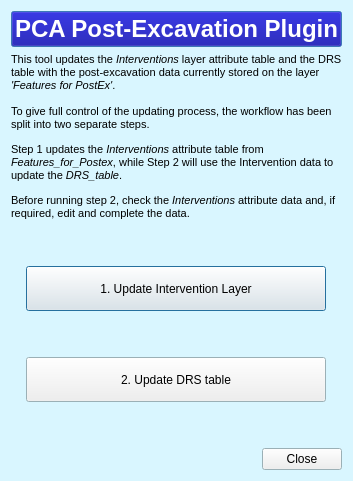
Qt form PCA_PostExcavation/pca_postex_ChooseDRSUpdateStep_dialog_base.ui (PCA-Geodata/PCA-PostExcavation-QGIS-Plugin) before a commit.
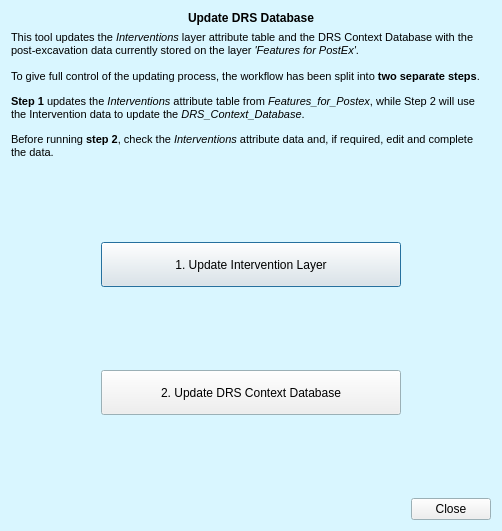
The same form after that commit. Icons and pictures are not drawn.

What changed in the file:
```diff
--- a/PCA_PostExcavation/pca_postex_ChooseDRSUpdateStep_dialog_base.ui
+++ b/PCA_PostExcavation/pca_postex_ChooseDRSUpdateStep_dialog_base.ui
@@ -9,8 +9,8 @@
    <rect>
     <x>0</x>
     <y>0</y>
-    <width>559</width>
-    <height>513</height>
+    <width>502</width>
+    <height>531</height>
    </rect>
   </property>
   <property name="sizePolicy">
@@ -101,348 +101,70 @@
   <property name="windowTitle">
    <string>PCA PostExcavation Plugin</string>
   </property>
-  <layout class="QGridLayout" name="gridLayout">
-   <property name="sizeConstraint">
-    <enum>QLayout::SetFixedSize</enum>
-   </property>
-   <item row="0" column="0">
+  <layout class="QVBoxLayout" name="verticalLayout_2">
+   <item>
     <layout class="QVBoxLayout" name="verticalLayout">
      <item>
-      <widget class="QPushButton" name="pushButton">
-       <property name="sizePolicy">
-        <sizepolicy hsizetype="Minimum" vsizetype="Fixed">
-         <horstretch>0</horstretch>
-         <verstretch>0</verstretch>
-        </sizepolicy>
-       </property>
-       <property name="palette">
-        <palette>
-         <active>
-          <colorrole role="Button">
-           <brush brushstyle="SolidPattern">
-            <color alpha="255">
-             <red>0</red>
-             <green>0</green>
-             <blue>153</blue>
-            </color>
-           </brush>
-          </colorrole>
-          <colorrole role="Light">
-           <brush brushstyle="SolidPattern">
-            <color alpha="255">
-             <red>0</red>
-             <green>0</green>
-             <blue>147</blue>
-            </color>
-           </brush>
-          </colorrole>
-          <colorrole role="Dark">
-           <brush brushstyle="SolidPattern">
-            <color alpha="255">
-             <red>0</red>
-             <green>0</green>
-             <blue>153</blue>
-            </color>
-           </brush>
-          </colorrole>
-          <colorrole role="Mid">
-           <brush brushstyle="SolidPattern">
-            <color alpha="255">
-             <red>0</red>
-             <green>0</green>
-             <blue>147</blue>
-            </color>
-           </brush>
-          </colorrole>
-          <colorrole role="Text">
-           <brush brushstyle="SolidPattern">
-            <color alpha="255">
-             <red>0</red>
-             <green>0</green>
-             <blue>0</blue>
-            </color>
-           </brush>
-          </colorrole>
-          <colorrole role="BrightText">
-           <brush brushstyle="SolidPattern">
-            <color alpha="255">
-             <red>85</red>
-             <green>255</green>
-             <blue>0</blue>
-            </color>
-           </brush>
-          </colorrole>
-          <colorrole role="ButtonText">
-           <brush brushstyle="SolidPattern">
-            <color alpha="255">
-             <red>255</red>
-             <green>255</green>
-             <blue>255</blue>
-            </color>
-           </brush>
-          </colorrole>
-          <colorrole role="Base">
-           <brush brushstyle="SolidPattern">
-            <color alpha="255">
-             <red>0</red>
-             <green>0</green>
-             <blue>141</blue>
-            </color>
-           </brush>
-          </colorrole>
-          <colorrole role="Window">
-           <brush brushstyle="SolidPattern">
-            <color alpha="255">
-             <red>85</red>
-             <green>170</green>
-             <blue>255</blue>
-            </color>
-           </brush>
-          </colorrole>
-          <colorrole role="Shadow">
-           <brush brushstyle="SolidPattern">
-            <color alpha="255">
-             <red>0</red>
-             <green>0</green>
-             <blue>146</blue>
-            </color>
-           </brush>
-          </colorrole>
-          <colorrole role="PlaceholderText">
-           <brush brushstyle="SolidPattern">
-            <color alpha="128">
-             <red>0</red>
-             <green>0</green>
-             <blue>0</blue>
-            </color>
-           </brush>
-          </colorrole>
-         </active>
-         <inactive>
-          <colorrole role="Button">
-           <brush brushstyle="SolidPattern">
-            <color alpha="255">
-             <red>0</red>
-             <green>0</green>
-             <blue>153</blue>
-            </color>
-           </brush>
-          </colorrole>
-          <colorrole role="Light">
-           <brush brushstyle="SolidPattern">
-            <color alpha="255">
-             <red>0</red>
-             <green>0</green>
-             <blue>147</blue>
-            </color>
-           </brush>
-          </colorrole>
-          <colorrole role="Dark">
-           <brush brushstyle="SolidPattern">
-            <color alpha="255">
-             <red>0</red>
-             <green>0</green>
-             <blue>153</blue>
-            </color>
-           </brush>
-          </colorrole>
-          <colorrole role="Mid">
-           <brush brushstyle="SolidPattern">
-            <color alpha="255">
-             <red>0</red>
-             <green>0</green>
-             <blue>147</blue>
-            </color>
-           </brush>
-          </colorrole>
-          <colorrole role="Text">
-           <brush brushstyle="SolidPattern">
-            <color alpha="255">
-             <red>0</red>
-             <green>0</green>
-             <blue>0</blue>
-            </color>
-           </brush>
-          </colorrole>
-          <colorrole role="BrightText">
-           <brush brushstyle="SolidPattern">
-            <color alpha="255">
-             <red>85</red>
-             <green>255</green>
-             <blue>0</blue>
-            </color>
-           </brush>
-          </colorrole>
-          <colorrole role="ButtonText">
-           <brush brushstyle="SolidPattern">
-            <color alpha="255">
-             <red>255</red>
-             <green>255</green>
-             <blue>255</blue>
-            </color>
-           </brush>
-          </colorrole>
-          <colorrole role="Base">
-           <brush brushstyle="SolidPattern">
-            <color alpha="255">
-             <red>0</red>
-             <green>0</green>
-             <blue>141</blue>
-            </color>
-           </brush>
-          </colorrole>
-          <colorrole role="Window">
-           <brush brushstyle="SolidPattern">
-            <color alpha="255">
-             <red>85</red>
-             <green>170</green>
-             <blue>255</blue>
-            </color>
-           </brush>
-          </colorrole>
-          <colorrole role="Shadow">
-           <brush brushstyle="SolidPattern">
-            <color alpha="255">
-             <red>0</red>
-             <green>0</green>
-             <blue>146</blue>
-            </color>
-           </brush>
-          </colorrole>
-          <colorrole role="PlaceholderText">
-           <brush brushstyle="SolidPattern">
-            <color alpha="128">
-             <red>0</red>
-             <green>0</green>
-             <blue>0</blue>
-            </color>
-           </brush>
-          </colorrole>
-         </inactive>
-         <disabled>
-          <colorrole role="Button">
-           <brush brushstyle="SolidPattern">
-            <color alpha="255">
-             <red>0</red>
-             <green>0</green>
-             <blue>153</blue>
-            </color>
-           </brush>
-          </colorrole>
-          <colorrole role="Light">
-           <brush brushstyle="SolidPattern">
-            <color alpha="255">
-             <red>0</red>
-             <green>0</green>
-             <blue>147</blue>
-            </color>
-           </brush>
-          </colorrole>
-          <colorrole role="Dark">
-           <brush brushstyle="SolidPattern">
-            <color alpha="255">
-             <red>0</red>
-             <green>0</green>
-             <blue>153</blue>
-            </color>
-           </brush>
-          </colorrole>
-          <colorrole role="Mid">
-           <brush brushstyle="SolidPattern">
-            <color alpha="255">
-             <red>0</red>
-             <green>0</green>
-             <blue>147</blue>
-            </color>
-           </brush>
-          </colorrole>
-          <colorrole role="Text">
-           <brush brushstyle="SolidPattern">
-            <color alpha="255">
-             <red>0</red>
-             <green>0</green>
-             <blue>153</blue>
-            </color>
-           </brush>
-          </colorrole>
-          <colorrole role="BrightText">
-           <brush brushstyle="SolidPattern">
-            <color alpha="255">
-             <red>85</red>
-             <green>255</green>
-             <blue>0</blue>
-            </color>
-           </brush>
-          </colorrole>
-          <colorrole role="ButtonText">
-           <brush brushstyle="SolidPattern">
-            <color alpha="255">
-             <red>120</red>
-             <green>120</green>
-             <blue>120</blue>
-            </color>
-           </brush>
-          </colorrole>
-          <colorrole role="Base">
-           <brush brushstyle="SolidPattern">
-            <color alpha="255">
-             <red>85</red>
-             <green>170</green>
-             <blue>255</blue>
-            </color>
-           </brush>
-          </colorrole>
-          <colorrole role="Window">
-           <brush brushstyle="SolidPattern">
-            <color alpha="255">
-             <red>85</red>
-             <green>170</green>
-             <blue>255</blue>
-            </color>
-           </brush>
-          </colorrole>
-          <colorrole role="Shadow">
-           <brush brushstyle="SolidPattern">
-            <color alpha="255">
-             <red>0</red>
-             <green>0</green>
-             <blue>146</blue>
-            </color>
-           </brush>
-          </colorrole>
-          <colorrole role="PlaceholderText">
-           <brush brushstyle="SolidPattern">
-            <color alpha="128">
-             <red>0</red>
-             <green>0</green>
-             <blue>0</blue>
-            </color>
-           </brush>
-          </colorrole>
-         </disabled>
-        </palette>
-       </property>
-       <property name="font">
-        <font>
-         <family>Arial</family>
-         <pointsize>18</pointsize>
-         <weight>75</weight>
-         <bold>true</bold>
-        </font>
-       </property>
-       <property name="cursor">
-        <cursorShape>BlankCursor</cursorShape>
-       </property>
-       <property name="text">
-        <string>PCA Post-Excavation Plugin</string>
-       </property>
-       <property name="autoDefault">
-        <bool>false</bool>
-       </property>
-       <property name="flat">
-        <bool>false</bool>
-       </property>
-      </widget>
+      <layout class="QGridLayout" name="gridLayout">
+       <item row="0" column="1" alignment="Qt::AlignHCenter">
+        <widget class="QLabel" name="label_3">
+         <property name="maximumSize">
+          <size>
+           <width>16777215</width>
+           <height>16777215</height>
+          </size>
+         </property>
+         <property name="font">
+          <font>
+           <pointsize>9</pointsize>
+           <weight>75</weight>
+           <bold>true</bold>
+          </font>
+         </property>
+         <property name="text">
+          <string>Update DRS Database</string>
+         </property>
+        </widget>
+       </item>
+       <item row="0" column="0">
+        <widget class="QLabel" name="label_2">
+         <property name="maximumSize">
+          <size>
+           <width>65</width>
+           <height>65</height>
+          </size>
+         </property>
+         <property name="text">
+          <string/>
+         </property>
+         <property name="pixmap">
+          <pixmap>icons/pca_logo_icon.png</pixmap>
+         </property>
+         <property name="scaledContents">
+          <bool>true</bool>
+         </property>
+        </widget>
+       </item>
+       <item row="0" column="2">
+        <widget class="QLabel" name="label_4">
+         <property name="maximumSize">
+          <size>
+           <width>65</width>
+           <height>65</height>
+          </size>
+         </property>
+         <property name="text">
+          <string/>
+         </property>
+         <property name="pixmap">
+          <pixmap>icons/PCA_postex_update_DRS_icon.png</pixmap>
+         </property>
+         <property name="scaledContents">
+          <bool>true</bool>
+         </property>
+        </widget>
+       </item>
+      </layout>
      </item>
      <item>
       <widget class="QLabel" name="label">
@@ -470,7 +192,7 @@
         </font>
        </property>
        <property name="text">
-        <string>&lt;html&gt;&lt;head/&gt;&lt;body&gt;&lt;p&gt;This tool updates the &lt;span style=&quot; font-style:italic;&quot;&gt;Interventions&lt;/span&gt; layer attribute table and the DRS table with the post-excavation data currently stored on the layer &lt;span style=&quot; font-style:italic;&quot;&gt;'Features for PostEx'&lt;/span&gt;. &lt;br/&gt;&lt;br/&gt;To give full control of the updating process, the workflow has been split into two separate steps.&lt;/p&gt;&lt;p&gt;Step 1 updates the &lt;span style=&quot; font-style:italic;&quot;&gt;Interventions&lt;/span&gt; attribute table from &lt;span style=&quot; font-style:italic;&quot;&gt;Features_for_Postex&lt;/span&gt;, while Step 2 will use the Intervention data to update the &lt;span style=&quot; font-style:italic;&quot;&gt;DRS_table&lt;/span&gt;. &lt;/p&gt;&lt;p&gt;Before running step 2, check the &lt;span style=&quot; font-style:italic;&quot;&gt;Interventions&lt;/span&gt; attribute data and, if required, edit and complete the data.&lt;/p&gt;&lt;/body&gt;&lt;/html&gt;</string>
+        <string>&lt;html&gt;&lt;head/&gt;&lt;body&gt;&lt;p&gt;This tool updates the &lt;span style=&quot; font-style:italic;&quot;&gt;Interventions&lt;/span&gt; layer attribute table and the DRS Context Database with the post-excavation data currently stored on the layer &lt;span style=&quot; font-style:italic;&quot;&gt;'Features for PostEx'&lt;/span&gt;. &lt;br/&gt;&lt;br/&gt;To give full control of the updating process, the workflow has been split into&lt;span style=&quot; font-weight:600;&quot;&gt; two separate steps&lt;/span&gt;.&lt;/p&gt;&lt;p&gt;&lt;span style=&quot; font-weight:600;&quot;&gt;Step 1&lt;/span&gt; updates the &lt;span style=&quot; font-style:italic;&quot;&gt;Interventions&lt;/span&gt; attribute table from &lt;span style=&quot; font-style:italic;&quot;&gt;Features_for_Postex&lt;/span&gt;, while Step 2 will use the Intervention data to update the &lt;span style=&quot; font-style:italic;&quot;&gt;DRS_Context_Database&lt;/span&gt;. &lt;/p&gt;&lt;p&gt;Before running &lt;span style=&quot; font-weight:600;&quot;&gt;step 2&lt;/span&gt;, check the &lt;span style=&quot; font-style:italic;&quot;&gt;Interventions&lt;/span&gt; attribute data and, if required, edit and complete the data.&lt;/p&gt;&lt;/body&gt;&lt;/html&gt;</string>
        </property>
        <property name="wordWrap">
         <bool>true</bool>
@@ -537,7 +259,7 @@
         </size>
        </property>
        <property name="text">
-        <string>2. Update DRS table</string>
+        <string>2. Update DRS Context Database</string>
        </property>
       </widget>
      </item>
```
